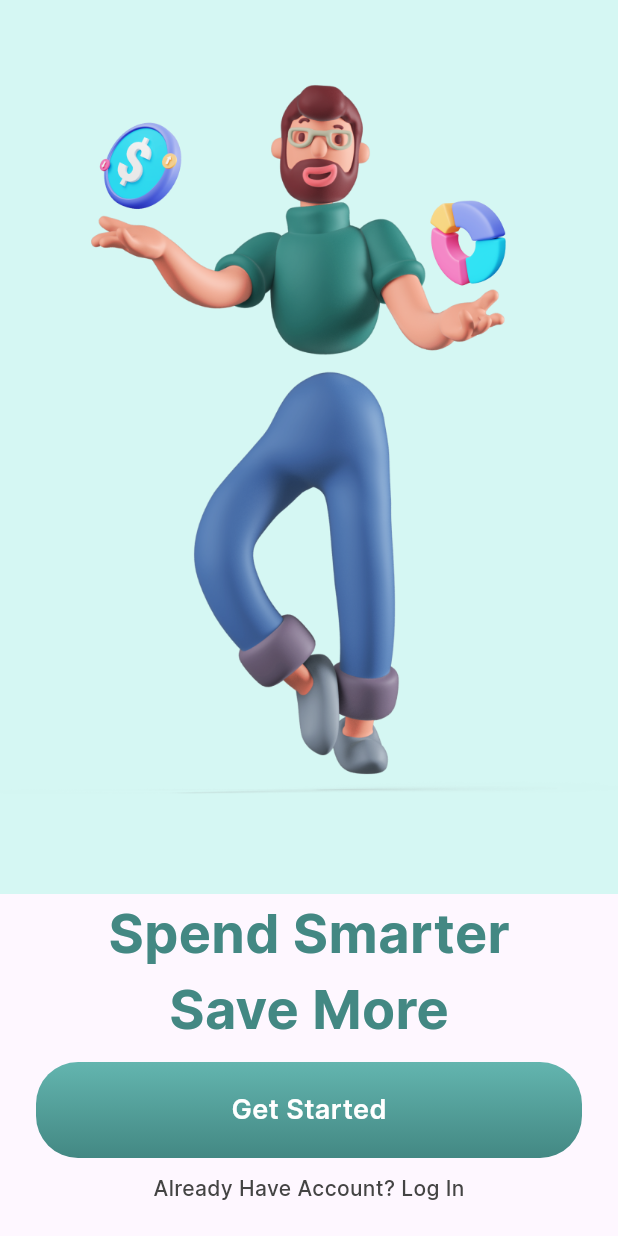
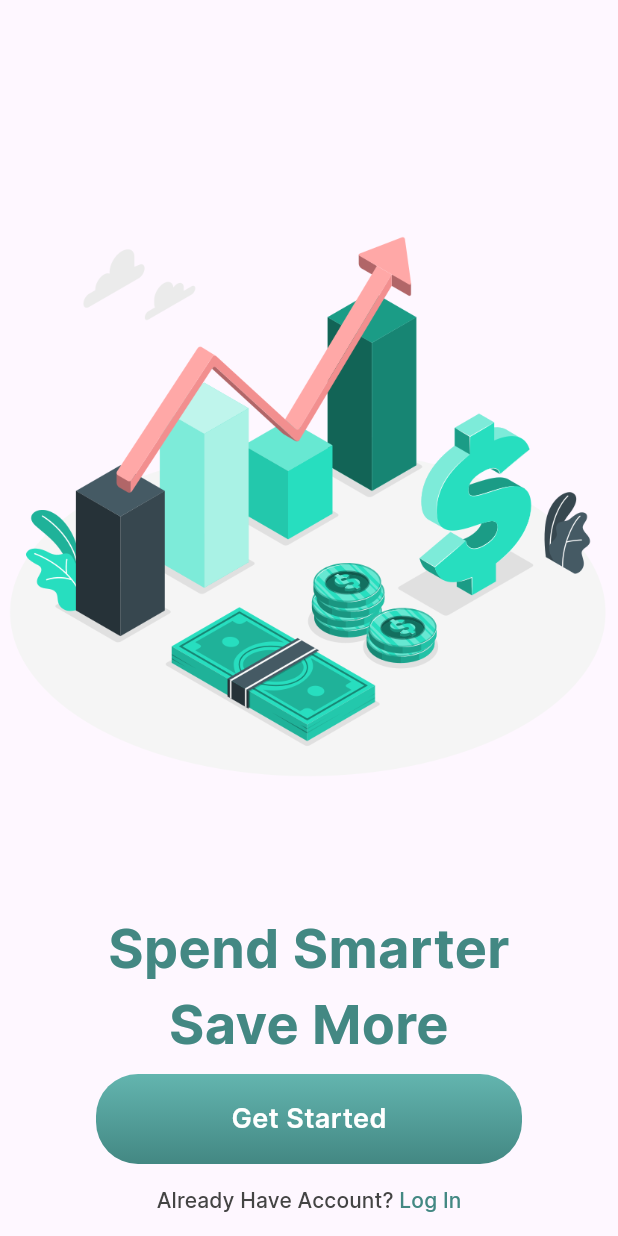
Before and after one commit to JoaoVictor-freire/finance_app, a Flutter app: the screen it shows after launch, on a phone screen of 412 x 824 dp. Run offline on Flutter 3.47's test engine with Material 3 defaults, Android fonts, the phone set to English and light mode, and no system bars.

Commit message:
refatoration_onboarding

```diff
--- a/lib/common/widgets/first_buttom.dart
+++ b/lib/common/widgets/first_buttom.dart
@@ -6,32 +6,35 @@ class FirstButtom extends StatelessWidget {
   final VoidCallback? onPressed;
   final String text;
 
+  final BorderRadius _borderRadius =
+      const BorderRadius.all(Radius.circular(28.0));
+
   const FirstButtom({super.key, this.onPressed, required this.text});
 
   @override
   Widget build(BuildContext context) {
     return Material(
-      borderRadius: const BorderRadius.all(Radius.circular(28.0)),
+      child: InkWell(
+        borderRadius: _borderRadius,
+        onTap: onPressed,
         child: Ink(
+          height: 60.0,
+          width: 284.0,
           decoration: BoxDecoration(
-            borderRadius: const BorderRadius.all(Radius.circular(28.0)),
+              borderRadius: _borderRadius,
               gradient: LinearGradient(
                   begin: Alignment.topCenter,
                   end: Alignment.bottomCenter,
                   colors: onPressed != null
                       ? AppColors.greenGradient
                       : AppColors.greyGradient)),
-        child: InkWell(
-          onTap: onPressed,
-          child: Container(
-              alignment: Alignment.center,
-              height: 64.0,
-              width: 364.0,
+          child: Align(
             child: Text(
               text,
               style: AppTextStyles.buttonOnbording
                   .copyWith(color: AppColors.white),
-              )),
+            ),
+          ),
         ),
       ),
     );
--- /dev/null
+++ b/lib/common/widgets/text_list_buttom.dart
@@ -0,0 +1,26 @@
+import 'package:flutter/material.dart';
+
+class TextListButtom extends StatelessWidget {
+  final List<Text> childrenText;
+  final VoidCallback onPressed;
+  final double? width;
+
+  const TextListButtom({
+    super.key,
+    required this.childrenText,
+    required this.onPressed,
+    this.width,
+  });
+
+  @override
+  Widget build(BuildContext context) {
+    return TextButton(
+      onPressed: onPressed,
+      child: Row(
+        mainAxisSize: MainAxisSize.min,
+        mainAxisAlignment: MainAxisAlignment.center,
+        children: childrenText,
+      ),
+    );
+  }
+}
--- a/lib/features/onboarding/onboarding_page.dart
+++ b/lib/features/onboarding/onboarding_page.dart
@@ -1,7 +1,10 @@
+import 'dart:developer';
 import 'package:finance_app/common/constants/app_colors.dart';
 import 'package:finance_app/common/constants/app_text_style.dart';
 import 'package:finance_app/common/widgets/first_buttom.dart';
+import 'package:finance_app/common/widgets/text_list_buttom.dart';
 import 'package:flutter/material.dart';
+import 'package:flutter/widgets.dart';
 
 class OnboardingPage extends StatelessWidget {
   const OnboardingPage({super.key});
@@ -11,34 +14,47 @@ class OnboardingPage extends StatelessWidget {
     return Scaffold(
       body: Column(
         children: [
+          const SizedBox(
+            height: 48.0,
+          ),
           Expanded(
-              flex: 3,
-              child: Container(
-                color: AppColors.iceWhite,
-                child: Image.asset('assets/images/man.png'),
-              )),
+            child: Image.asset(
+              'assets/images/onboarding.png',
+            ),
+          ),
           Text(
+            textAlign: TextAlign.center,
             'Spend Smarter',
             style: AppTextStyles.medium.copyWith(color: AppColors.greenBottom),
           ),
           Text(
+            textAlign: TextAlign.center,
             'Save More',
             style: AppTextStyles.medium.copyWith(color: AppColors.greenBottom),
           ),
           Padding(
-            padding: const EdgeInsets.all(10.0),
+            padding: const EdgeInsets.only(
+              left: 32.0,
+              right: 32.0,
+              top: 8.0,
+            ),
             child: FirstButtom(
               text: 'Get Started',
-              onPressed: () {},
+              onPressed: () => log('entrei'),
             ),
           ),
-          Text(
-            'Already Have Account? Log In',
-            style: AppTextStyles.descryption.copyWith(color: AppColors.grey),
+          TextListButtom(
+            width: 284.0,
+            onPressed: () => log('funciona mizera'),
+            childrenText: [
+              Text('Already Have Account? ',
+                  style: AppTextStyles.descryption
+                      .copyWith(color: AppColors.grey)),
+              Text('Log In',
+                  style: AppTextStyles.descryption
+                      .copyWith(color: AppColors.greenBottom)),
+            ],
           ),
-          const SizedBox(
-            height: 22.0,
-          )
         ],
       ),
     );
--- a/pubspec.yaml
+++ b/pubspec.yaml
@@ -100,3 +100,4 @@ flutter:
         weight: 800
   assets:
     - assets/images/man.png
+    - assets/images/onboarding.png
```
Also changed, not shown: assets/images/onboarding.png (added). Lines whose indentation alone changed are shown as unchanged.
